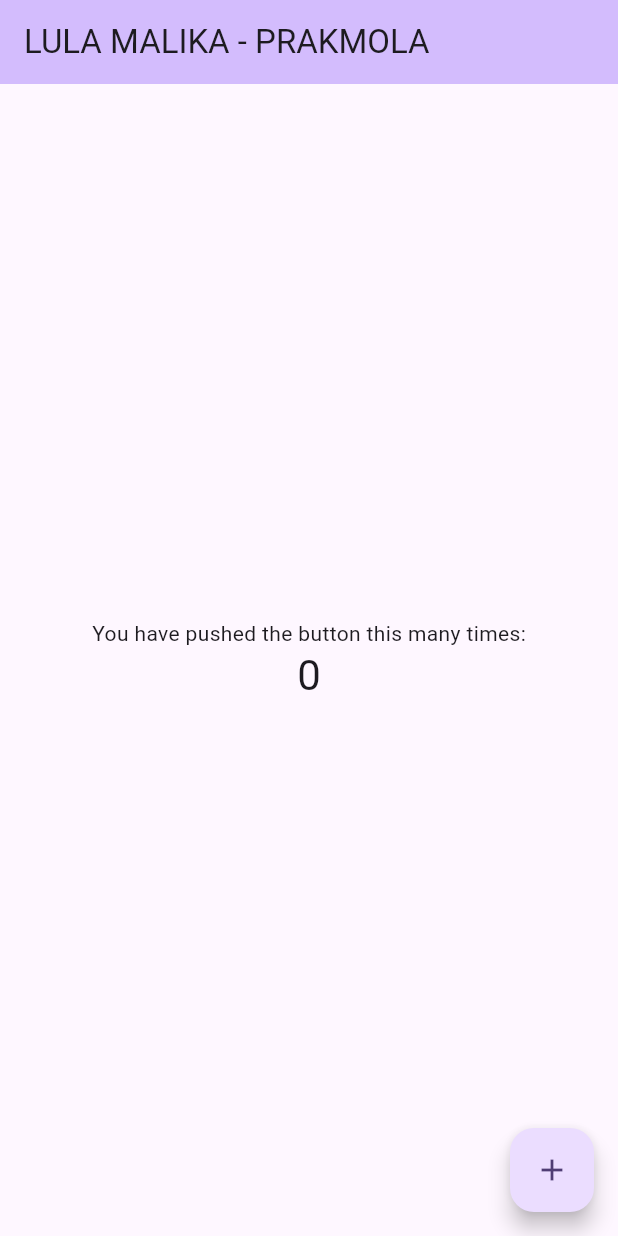
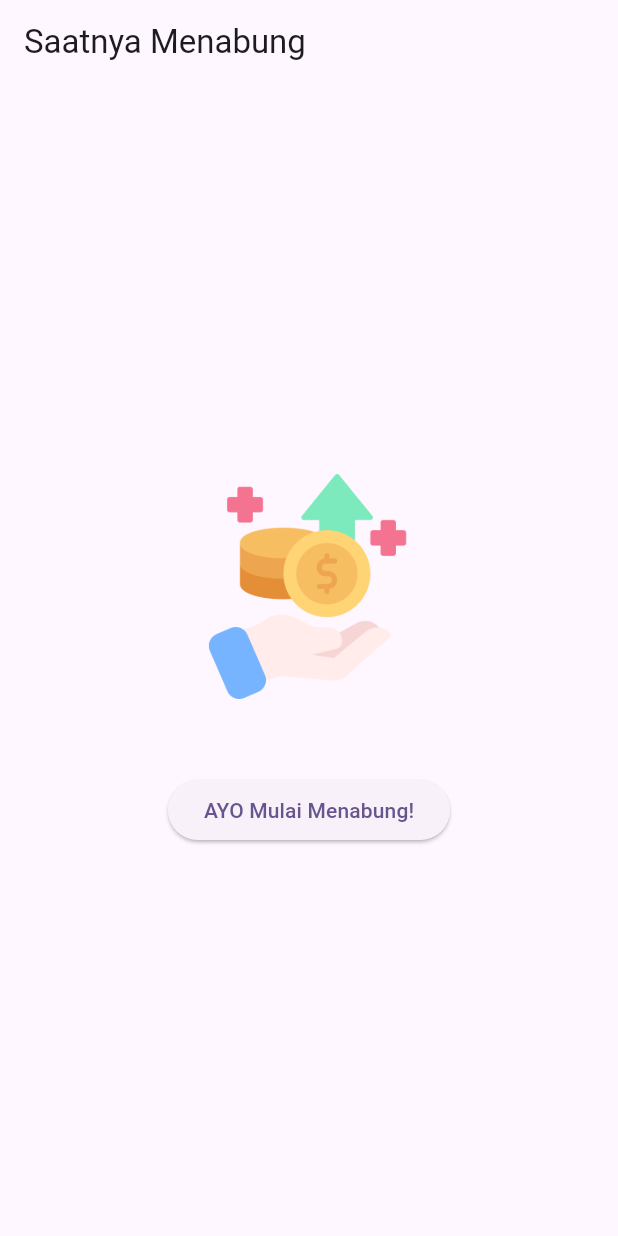
Before and after one commit to lulamalik23/prak-mobilelanjut-2307051011, a Flutter app: the screen it shows after launch, on a phone screen of 412 x 824 dp. Run offline on Flutter 3.47's test engine with Material 3 defaults, Android fonts, the phone set to English and light mode, and no system bars.

Commit message:
pertemuan 3: Basic Widget

```diff
--- /dev/null
+++ b/lib/basic_widget.dart
@@ -0,0 +1,33 @@
+import 'package:flutter/material.dart';
+
+class BasicWidget extends StatelessWidget {
+  const BasicWidget({super.key});
+
+  @override
+  Widget build(BuildContext context) {
+    return Scaffold(
+      appBar: AppBar(
+        title: const Text('Saatnya Menabung'),
+      ), // AppBar
+      body: Center(
+        child: Column(
+          mainAxisAlignment: MainAxisAlignment.center,
+          children: [
+            Image.asset(
+              'assets/images/logo.png',
+              width: 150,
+              height: 150,
+            ), // Image.asset
+            const SizedBox(height: 50),
+            ElevatedButton(
+              onPressed: () {
+                // aksi tombol
+              },
+              child: const Text('AYO Mulai Menabung!'),
+            ), // ElevatedButton
+          ],
+        ),
+      ), // Center
+    ); // Scaffold
+  }
+}
--- a/lib/main.dart
+++ b/lib/main.dart
@@ -1,4 +1,5 @@
 import 'package:flutter/material.dart';
+import 'package:myapp/basic_widget.dart';
 
 void main() {
   runApp(const MyApp());
@@ -7,116 +8,16 @@ void main() {
 class MyApp extends StatelessWidget {
   const MyApp({super.key});
 
-  // This widget is the root of your application.
   @override
   Widget build(BuildContext context) {
     return MaterialApp(
-      title: 'Flutter Demo',
+      debugShowCheckedModeBanner: false, // biar tulisan debug hilang
+      title: 'Praktikum Mobile Lanjut',
       theme: ThemeData(
-        // This is the theme of your application.
-        //
-        // TRY THIS: Try running your application with "flutter run". You'll see
-        // the application has a purple toolbar. Then, without quitting the app,
-        // try changing the seedColor in the colorScheme below to Colors.green
-        // and then invoke "hot reload" (save your changes or press the "hot
-        // reload" button in a Flutter-supported IDE, or press "r" if you used
-        // the command line to start the app).
-        //
-        // Notice that the counter didn't reset back to zero; the application
-        // state is not lost during the reload. To reset the state, use hot
-        // restart instead.
-        //
-        // This works for code too, not just values: Most code changes can be
-        // tested with just a hot reload.
         colorScheme: ColorScheme.fromSeed(seedColor: Colors.deepPurple),
+        useMaterial3: true,
       ),
-      home: const MyHomePage(title: 'LULA MALIKA - PRAKMOLA'),
+      home: const BasicWidget(),
     );
   }
 }
-
-class MyHomePage extends StatefulWidget {
-  const MyHomePage({super.key, required this.title});
-
-  // This widget is the home page of your application. It is stateful, meaning
-  // that it has a State object (defined below) that contains fields that affect
-  // how it looks.
-
-  // This class is the configuration for the state. It holds the values (in this
-  // case the title) provided by the parent (in this case the App widget) and
-  // used by the build method of the State. Fields in a Widget subclass are
-  // always marked "final".
-
-  final String title;
-
-  @override
-  State<MyHomePage> createState() => _MyHomePageState();
-}
-
-class _MyHomePageState extends State<MyHomePage> {
-  int _counter = 0;
-
-  void _incrementCounter() {
-    setState(() {
-      // This call to setState tells the Flutter framework that something has
-      // changed in this State, which causes it to rerun the build method below
-      // so that the display can reflect the updated values. If we changed
-      // _counter without calling setState(), then the build method would not be
-      // called again, and so nothing would appear to happen.
-      _counter++;
-    });
-  }
-
-  @override
-  Widget build(BuildContext context) {
-    // This method is rerun every time setState is called, for instance as done
-    // by the _incrementCounter method above.
-    //
-    // The Flutter framework has been optimized to make rerunning build methods
-    // fast, so that you can just rebuild anything that needs updating rather
-    // than having to individually change instances of widgets.
-    return Scaffold(
-      appBar: AppBar(
-        // TRY THIS: Try changing the color here to a specific color (to
-        // Colors.amber, perhaps?) and trigger a hot reload to see the AppBar
-        // change color while the other colors stay the same.
-        backgroundColor: Theme.of(context).colorScheme.inversePrimary,
-        // Here we take the value from the MyHomePage object that was created by
-        // the App.build method, and use it to set our appbar title.
-        title: Text(widget.title),
-      ),
-      body: Center(
-        // Center is a layout widget. It takes a single child and positions it
-        // in the middle of the parent.
-        child: Column(
-          // Column is also a layout widget. It takes a list of children and
-          // arranges them vertically. By default, it sizes itself to fit its
-          // children horizontally, and tries to be as tall as its parent.
-          //
-          // Column has various properties to control how it sizes itself and
-          // how it positions its children. Here we use mainAxisAlignment to
-          // center the children vertically; the main axis here is the vertical
-          // axis because Columns are vertical (the cross axis would be
-          // horizontal).
-          //
-          // TRY THIS: Invoke "debug painting" (choose the "Toggle Debug Paint"
-          // action in the IDE, or press "p" in the console), to see the
-          // wireframe for each widget.
-          mainAxisAlignment: MainAxisAlignment.center,
-          children: <Widget>[
-            const Text('You have pushed the button this many times:'),
-            Text(
-              '$_counter',
-              style: Theme.of(context).textTheme.headlineMedium,
-            ),
-          ],
-        ),
-      ),
-      floatingActionButton: FloatingActionButton(
-        onPressed: _incrementCounter,
-        tooltip: 'Increment',
-        child: const Icon(Icons.add),
-      ), // This trailing comma makes auto-formatting nicer for build methods.
-    );
-  }
-}
--- a/pubspec.yaml
+++ b/pubspec.yaml
@@ -58,7 +58,9 @@ flutter:
   uses-material-design: true
 
   # To add assets to your application, add an assets section, like this:
-  # assets:
+  assets:
+    - assets/images/
+
   #   - images/a_dot_burr.jpeg
   #   - images/a_dot_ham.jpeg
 
```
Also changed, not shown: lib/column_widget.dart (added, +22 -0 lines), lib/row_widget.dart (added, +20 -0 lines), assets/images/logo.png (added).
